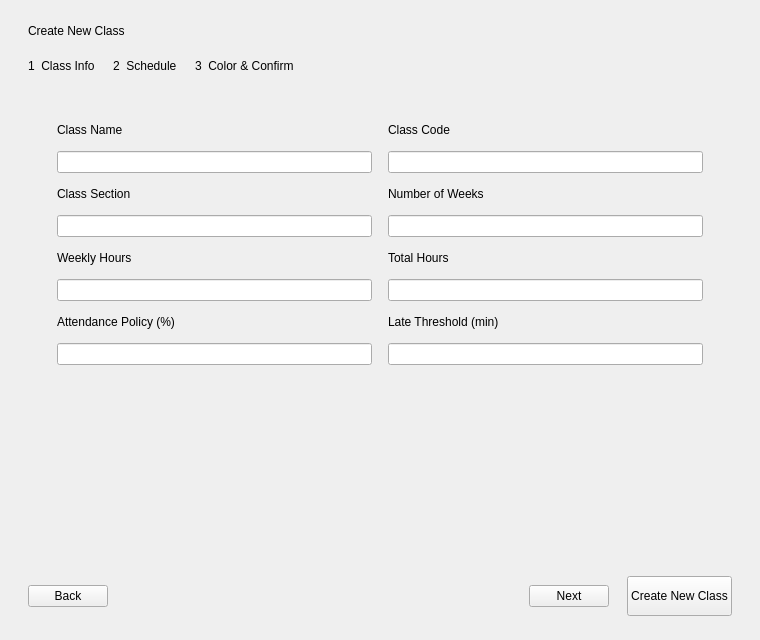
Before: the Qt Designer form ui/add_new_class.ui in imndllnuri/students-attendance-app, drawn with Qt 5.
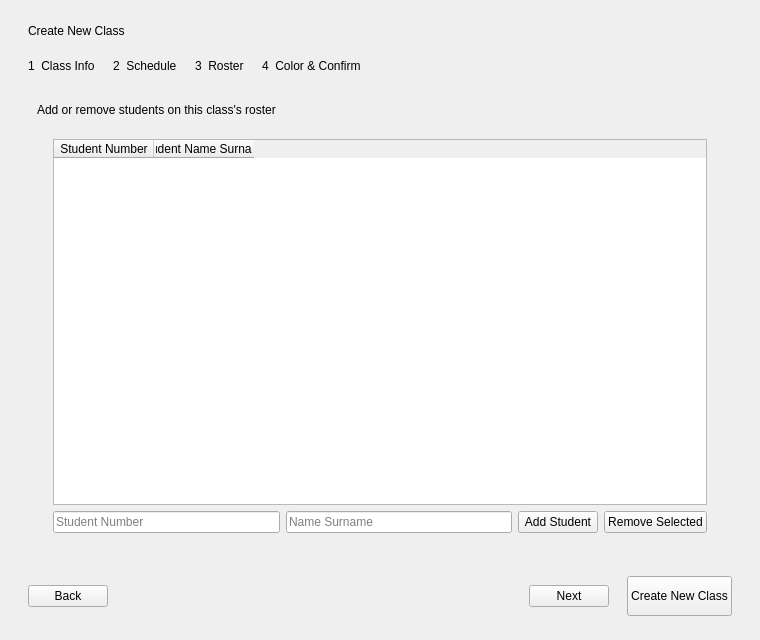
After: the same form once the commit is applied. The open tabs and pages were chosen to show the change.

Commit message: Move roster add/remove from Class Detail into a new Edit Class wizard step

```diff
--- a/ui/add_new_class.ui
+++ b/ui/add_new_class.ui
@@ -38,7 +38,12 @@
      </item>
      <item>
       <widget class="QLabel" name="step_dot_3_lbl">
-       <property name="text"><string>3  Color &amp; Confirm</string></property>
+       <property name="text"><string>3  Roster</string></property>
+      </widget>
+     </item>
+     <item>
+      <widget class="QLabel" name="step_dot_4_lbl">
+       <property name="text"><string>4  Color &amp; Confirm</string></property>
       </widget>
      </item>
      <item>
@@ -287,6 +292,60 @@
        </item>
       </layout>
      </widget>
+     <widget class="QWidget" name="roster_page">
+      <layout class="QVBoxLayout" name="roster_page_layout">
+       <item>
+        <widget class="QLabel" name="wizard_roster_lbl">
+         <property name="text"><string>Add or remove students on this class's roster</string></property>
+        </widget>
+       </item>
+       <item>
+        <widget class="QFrame" name="wizard_roster_card">
+         <layout class="QVBoxLayout" name="wizard_roster_card_layout">
+          <property name="leftMargin"><number>16</number></property>
+          <property name="topMargin"><number>16</number></property>
+          <property name="rightMargin"><number>16</number></property>
+          <property name="bottomMargin"><number>16</number></property>
+          <item>
+           <widget class="QTableWidget" name="wizard_roster_tableWidget">
+            <property name="minimumSize"><size><width>0</width><height>260</height></size></property>
+            <column>
+             <property name="text"><string>Student Number</string></property>
+            </column>
+            <column>
+             <property name="text"><string>Student Name Surname</string></property>
+            </column>
+           </widget>
+          </item>
+          <item>
+           <layout class="QHBoxLayout" name="wizard_roster_add_row">
+            <item>
+             <widget class="QLineEdit" name="wizard_new_student_number_le">
+              <property name="placeholderText"><string>Student Number</string></property>
+             </widget>
+            </item>
+            <item>
+             <widget class="QLineEdit" name="wizard_new_student_name_le">
+              <property name="placeholderText"><string>Name Surname</string></property>
+             </widget>
+            </item>
+            <item>
+             <widget class="QPushButton" name="wizard_add_student_btn">
+              <property name="text"><string>Add Student</string></property>
+             </widget>
+            </item>
+            <item>
+             <widget class="QPushButton" name="wizard_remove_selected_student_btn">
+              <property name="text"><string>Remove Selected</string></property>
+             </widget>
+            </item>
+           </layout>
+          </item>
+         </layout>
+        </widget>
+       </item>
+      </layout>
+     </widget>
      <widget class="QWidget" name="color_confirm_page">
       <layout class="QVBoxLayout" name="color_confirm_page_layout">
        <item>
```
The commit also changes 8 other files.
